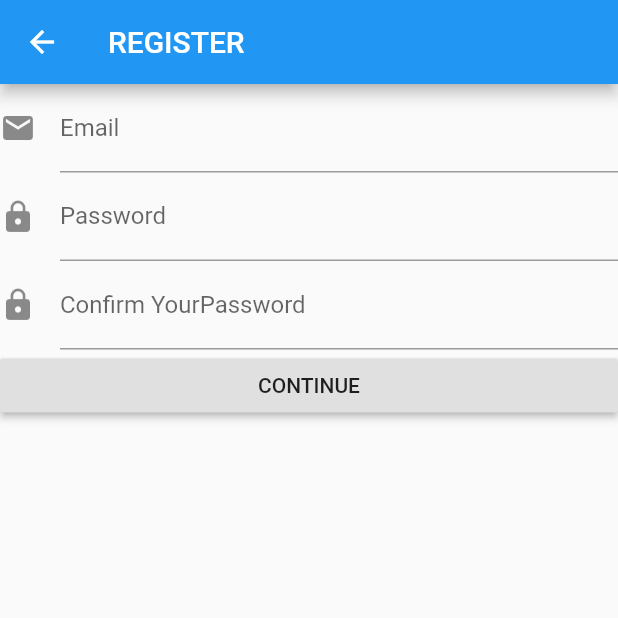
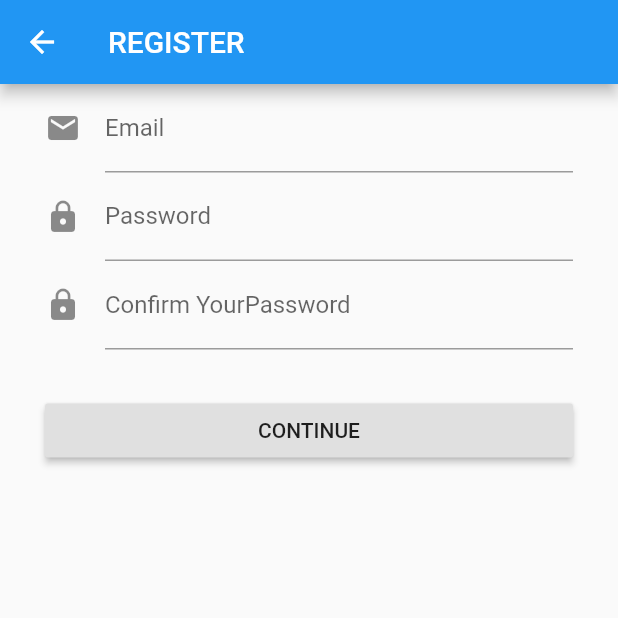
Before and after one commit to DsdlTon/flutter_assignment, a Flutter app: the screen it shows after launch, after a tap on "LOGIN", after a tap on "Register New Account", on a phone screen of 412 x 824 dp, the top half of it. Run offline on Flutter 3.47's test engine with Material 2 defaults, Android fonts, the phone set to English and light mode, and no system bars.

Commit message:
Add Margin

```diff
--- a/lib/ui/login.dart
+++ b/lib/ui/login.dart
@@ -33,7 +33,9 @@ class LoginPageState extends State<LoginPage> {
               ),
               padding: EdgeInsets.fromLTRB(70.0, 30.0, 70.0, 0.0),
             ),
-            TextFormField(
+            Container(
+              margin: const EdgeInsets.only(left: 30, right: 30),
+              child: TextFormField(
                 decoration: InputDecoration(
                   labelText: "User ID",
                   hintText: "Please input your User Id",
@@ -49,7 +51,10 @@ class LoginPageState extends State<LoginPage> {
                   }
                 },
               ),
-            TextFormField(
+            ),
+            Container(
+              margin: const EdgeInsets.only(left: 30, right: 30),
+              child: TextFormField(
                 decoration: InputDecoration(
                   labelText: "Password",
                   hintText: "Please input your password",
@@ -66,10 +71,9 @@ class LoginPageState extends State<LoginPage> {
                   }
                 },
               ),
+            ),
             Container(
-              // child: ButtonTheme(
-              //   padding: EdgeInsets.all(10),
-              //   buttonColor: Colors.blueGrey,
+              margin: const EdgeInsets.only(top: 30, left: 30, right: 30),
               child: RaisedButton(
                 child: Text("LOGIN"),
                 onPressed: () {
@@ -83,7 +87,7 @@ class LoginPageState extends State<LoginPage> {
             Container(
               alignment: Alignment.centerRight,
               child: ButtonTheme(
-                padding: EdgeInsets.all(10),
+                padding: EdgeInsets.only(right: 30),
                 child: FlatButton(
                   child: Text("Register New Account"),
                   textColor: Colors.blue,
--- a/lib/ui/register.dart
+++ b/lib/ui/register.dart
@@ -10,7 +10,6 @@ class RegisterPage extends StatefulWidget {
 class RegisterPageState extends State<RegisterPage> {
   final _formKey = GlobalKey<FormState>();
   @override
-
   void _showDialog() {
     showDialog(
       context: context,
@@ -31,7 +30,9 @@ class RegisterPageState extends State<RegisterPage> {
         key: _formKey,
         child: ListView(
           children: <Widget>[
-            TextFormField(
+            Container(
+              margin: const EdgeInsets.only(left: 30, right: 30),
+              child: TextFormField(
                 decoration: InputDecoration(
                   labelText: "Email",
                   hintText: "Please input your email",
@@ -47,7 +48,10 @@ class RegisterPageState extends State<RegisterPage> {
                   }
                 },
               ),
-            TextFormField(
+            ),
+            Container(
+              margin: const EdgeInsets.only(left: 30, right: 30),
+              child: TextFormField(
                 decoration: InputDecoration(
                   labelText: "Password",
                   hintText: "Please input your password",
@@ -62,7 +66,10 @@ class RegisterPageState extends State<RegisterPage> {
                   }
                 },
               ),
-            TextFormField(
+            ),
+            Container(
+              margin: const EdgeInsets.only(left: 30, right: 30),
+              child: TextFormField(
                 decoration: InputDecoration(
                   labelText: "Confirm YourPassword",
                   hintText: "Please confirm your password",
@@ -77,13 +84,17 @@ class RegisterPageState extends State<RegisterPage> {
                   }
                 },
               ),
-            RaisedButton(
+            ),
+            Container(
+              margin: const EdgeInsets.only(left: 30, right: 30, top: 30),
+              child: RaisedButton(
                 child: Text("CONTINUE"),
                 onPressed: () {
                   if (_formKey.currentState.validate() == true) {
                     Navigator.pop(context);
                   }
                 },
+              ),
             )
           ],
         ),
```
Lines whose indentation alone changed are shown as unchanged.
